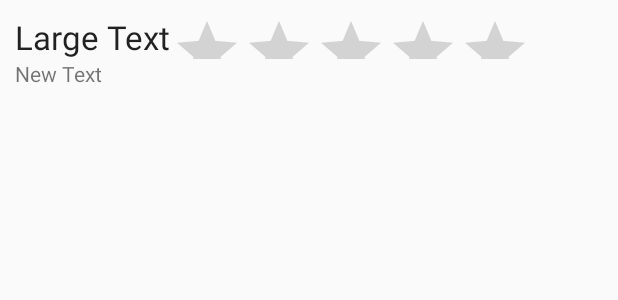
After one commit to dbirulia/Flickster, an Android app: the layout activity_movie_details.xml on its own in the app's theme, with its tools: preview values and no code run, on a phone screen of 412 x 824 dp. The commit adds this screen. Shown: the top 300 px of the screen. Run offline under Robolectric (Android 15) with nearby library versions, the phone set to English and light mode, and no system bars.

Commit message:
more stuff

```diff
--- a/app/src/main/AndroidManifest.xml
+++ b/app/src/main/AndroidManifest.xml
@@ -1,6 +1,7 @@
 <?xml version="1.0" encoding="utf-8"?>
 <manifest xmlns:android="http://schemas.android.com/apk/res/android"
     package="com.birulia.flickster">
+
     <uses-permission android:name="android.permission.INTERNET" />
 
     <application
@@ -16,6 +17,7 @@
                 <category android:name="android.intent.category.LAUNCHER" />
             </intent-filter>
         </activity>
+        <activity android:name=".MovieDetailsActivity"></activity>
     </application>
 
 </manifest>
--- a/app/src/main/java/com/birulia/flickster/MovieActivity.java
+++ b/app/src/main/java/com/birulia/flickster/MovieActivity.java
@@ -1,9 +1,11 @@
 package com.birulia.flickster;
 
+import android.content.Intent;
 import android.os.Bundle;
 import android.support.v4.widget.SwipeRefreshLayout;
 import android.support.v7.app.AppCompatActivity;
 import android.util.Log;
+import android.view.View;
 import android.widget.ListView;
 
 import com.birulia.flickster.adapters.MovieArrayAdapter;
@@ -95,4 +97,11 @@ public class MovieActivity extends AppCompatActivity {
         });
     }
 
+    public void ShowDetails(View view) {
+
+        Intent detailsActivity = new Intent(getApplicationContext(), MovieDetailsActivity.class);
+        detailsActivity.putExtra("key","value");
+        detailsActivity.putExtra ("MyData", "Data from Activity1");
+        startActivity (detailsActivity);
+    }
 }
--- /dev/null
+++ b/app/src/main/java/com/birulia/flickster/MovieDetailsActivity.java
@@ -0,0 +1,13 @@
+package com.birulia.flickster;
+
+import android.support.v7.app.AppCompatActivity;
+import android.os.Bundle;
+
+public class MovieDetailsActivity extends AppCompatActivity {
+
+    @Override
+    protected void onCreate(Bundle savedInstanceState) {
+        super.onCreate(savedInstanceState);
+        setContentView(R.layout.activity_movie_details);
+    }
+}
--- a/app/src/main/res/layout/activity_movie.xml
+++ b/app/src/main/res/layout/activity_movie.xml
@@ -23,7 +23,7 @@
             android:textColor="#ffffff"
             android:layout_alignParentTop="true"
             android:layout_alignParentRight="true"
-            android:layout_alignParentEnd="true" />
+            android:layout_alignParentEnd="true"/>
 
     </RelativeLayout>
 </android.support.v4.widget.SwipeRefreshLayout>
--- /dev/null
+++ b/app/src/main/res/layout/activity_movie_details.xml
@@ -0,0 +1,47 @@
+<?xml version="1.0" encoding="utf-8"?>
+<RelativeLayout xmlns:android="http://schemas.android.com/apk/res/android"
+    xmlns:tools="http://schemas.android.com/tools"
+    android:layout_width="match_parent"
+    android:layout_height="match_parent"
+    android:paddingBottom="@dimen/activity_vertical_margin"
+    android:paddingLeft="@dimen/activity_horizontal_margin"
+    android:paddingRight="@dimen/activity_horizontal_margin"
+    android:paddingTop="@dimen/activity_vertical_margin"
+    tools:context="com.birulia.flickster.MovieDetailsActivity">
+
+    <ImageView
+        android:layout_width="wrap_content"
+        android:layout_height="wrap_content"
+        android:id="@+id/imageView"
+        android:layout_alignParentTop="true"
+        android:layout_alignParentLeft="true"
+        android:layout_alignParentStart="true" />
+
+    <TextView
+        android:layout_width="wrap_content"
+        android:layout_height="wrap_content"
+        android:textAppearance="?android:attr/textAppearanceLarge"
+        android:text="Large Text"
+        android:id="@+id/textView"
+        android:layout_alignTop="@+id/imageView"
+        android:layout_alignParentLeft="true"
+        android:layout_alignParentStart="true" />
+
+    <RatingBar
+        android:layout_width="wrap_content"
+        android:layout_height="wrap_content"
+        android:id="@+id/ratingBar"
+        android:layout_alignBottom="@+id/textView"
+        android:layout_toRightOf="@+id/textView"
+        android:layout_toEndOf="@+id/textView" />
+
+    <TextView
+        android:layout_width="wrap_content"
+        android:layout_height="wrap_content"
+        android:text="New Text"
+        android:id="@+id/textView2"
+        android:layout_below="@+id/textView"
+        android:layout_toRightOf="@+id/imageView"
+        android:layout_alignParentRight="true"
+        android:layout_alignParentEnd="true" />
+</RelativeLayout>
--- a/app/src/main/res/layout/item_movie.xml
+++ b/app/src/main/res/layout/item_movie.xml
@@ -2,8 +2,7 @@
 <LinearLayout xmlns:android="http://schemas.android.com/apk/res/android"
     android:layout_width="match_parent"
     android:layout_height="match_parent"
-    android:paddingBottom="10dp"
-    >
+    android:paddingBottom="10dp">
 
     <android.support.v7.widget.CardView
         xmlns:card_view="http://schemas.android.com/apk/res-auto"
@@ -11,6 +10,7 @@
         android:layout_gravity="center"
         android:layout_width="match_parent"
         android:layout_height="wrap_content">
+
         <RelativeLayout xmlns:android="http://schemas.android.com/apk/res/android"
             xmlns:tools="http://schemas.android.com/tools"
             android:layout_width="match_parent" android:layout_height="match_parent"
@@ -25,7 +25,7 @@
             android:layout_alignParentStart="true"
             tools:src="@mipmap/ic_launcher" />
 
-            <TextView
+        <TextView
             android:layout_width="wrap_content"
             android:layout_height="wrap_content"
             android:textAppearance="?android:attr/textAppearanceLarge"
```
Also changed, not shown: 1 other file.
